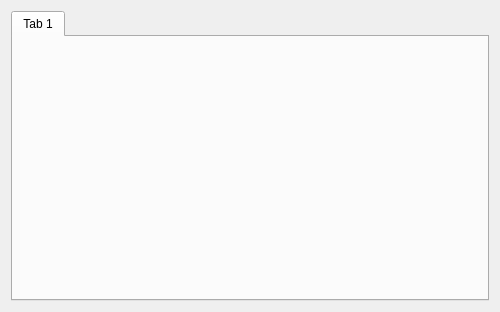
Old version of the form ui/mixerwindow.ui in the repository kernel1024/aplugedit.
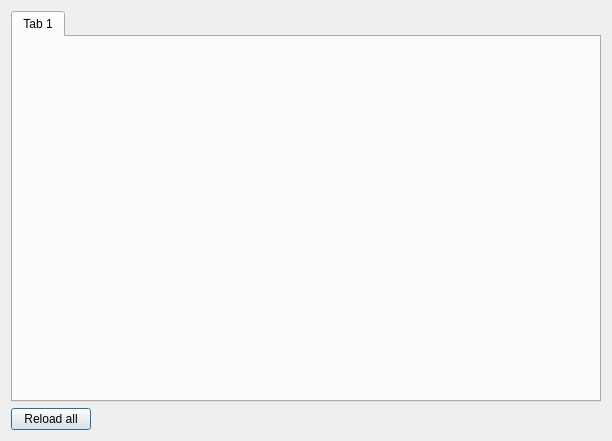
New version of the form.

Commit message: ALSA mixer - event monitoring, reloading controls layout.

```diff
--- a/ui/mixerwindow.ui
+++ b/ui/mixerwindow.ui
@@ -6,8 +6,8 @@
    <rect>
     <x>0</x>
     <y>0</y>
-    <width>500</width>
-    <height>312</height>
+    <width>612</width>
+    <height>441</height>
    </rect>
   </property>
   <property name="windowTitle">
@@ -26,6 +26,30 @@
      </widget>
     </widget>
    </item>
+   <item>
+    <layout class="QHBoxLayout" name="horizontalLayout">
+     <item>
+      <widget class="QPushButton" name="btnReloadAll">
+       <property name="text">
+        <string>Reload all</string>
+       </property>
+      </widget>
+     </item>
+     <item>
+      <spacer name="horizontalSpacer">
+       <property name="orientation">
+        <enum>Qt::Horizontal</enum>
+       </property>
+       <property name="sizeHint" stdset="0">
+        <size>
+         <width>40</width>
+         <height>20</height>
+        </size>
+       </property>
+      </spacer>
+     </item>
+    </layout>
+   </item>
   </layout>
  </widget>
  <resources/>
```
The commit also changes 12 other files.
